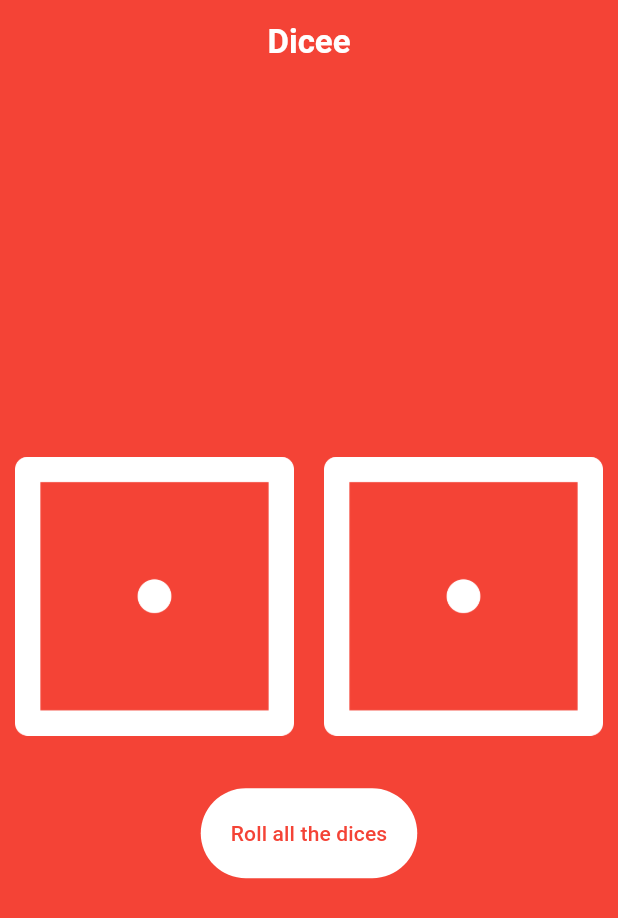
After one commit to Dyrits/DICEE, a Flutter app: the screen it shows after launch, on a phone screen of 412 x 824 dp. The commit adds this screen. Shown: the top 918 px of the screen. Run offline on Flutter 3.47's test engine with Material 3 defaults, Android fonts, the light colour scheme and no system bars.

Commit message:
Code has been split in different files

```diff
--- /dev/null
+++ b/lib/app.dart
@@ -0,0 +1,48 @@
+import 'package:flutter/material.dart';
+
+import 'widgets/dice.dart';
+
+class App extends StatefulWidget {
+  const App({super.key});
+
+  @override
+  _AppState createState() => _AppState();
+}
+
+class _AppState extends State<App> {
+  // Create a list of 2 global keys
+  final keys = List.generate(2, (_) => GlobalKey<DiceState>());
+
+  void rollAll() {
+    for (GlobalKey<DiceState> key in keys) {
+      // Access the state of the dice and call the roll method
+      key.currentState?.roll();
+    }
+  }
+
+  @override
+  Widget build(BuildContext context) {
+    return Center(
+      child: Column(
+        mainAxisAlignment: MainAxisAlignment.center,
+        children: [
+          Row(
+            // Generate a list of dice widgets, using the global keys
+            children: keys.map((key) => Expanded(child: Dice(key: key))).toList(),
+          ),
+          const SizedBox(height: 25),
+          ElevatedButton(
+            style: ElevatedButton.styleFrom(
+                foregroundColor: Colors.red,
+                backgroundColor: Colors.white,
+                elevation: 0,
+                padding: const EdgeInsets.all(20)
+            ),
+            onPressed: rollAll,
+            child: const Text("Roll all the dices"),
+          ),
+        ],
+      ),
+    );
+  }
+}
```
Also changed, not shown: lib/main.dart (+2 -47 lines), lib/widgets/dice.dart (renamed from lib/dice.dart).
